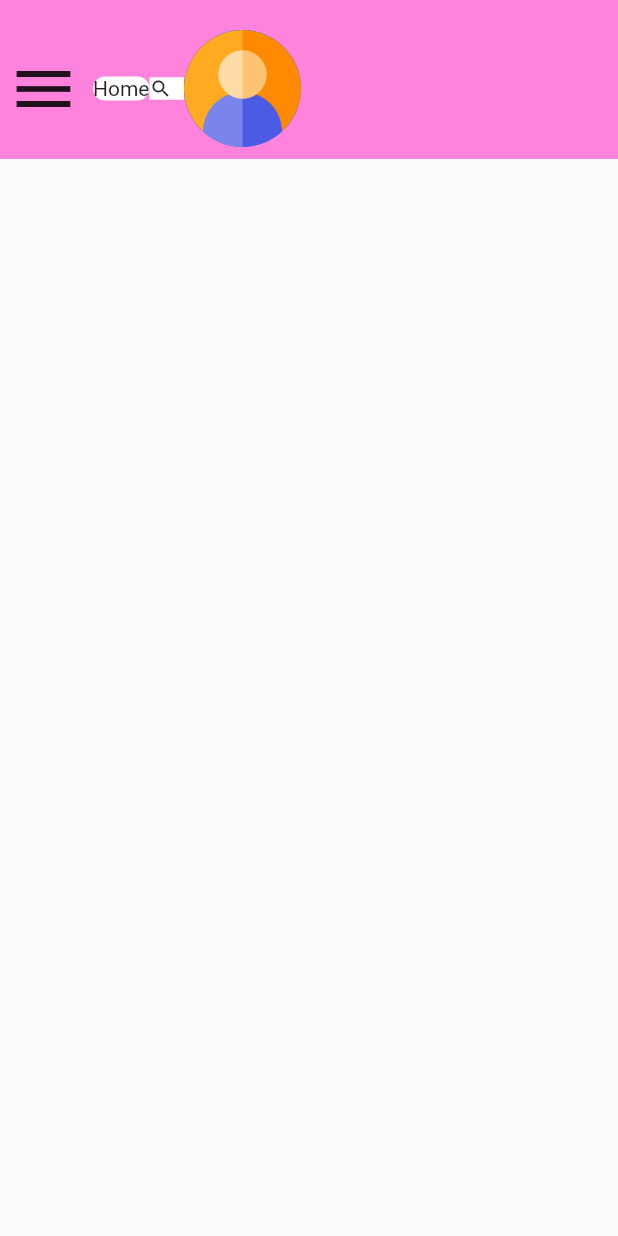
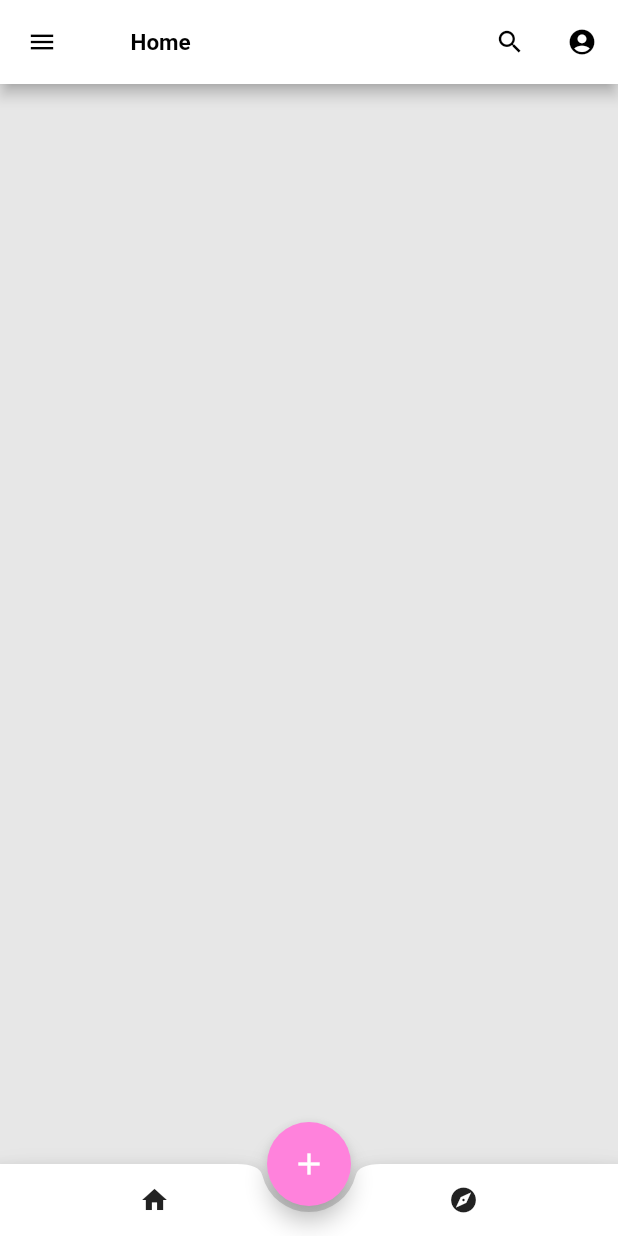
Before and after one commit to Thinc-Cu-Stack-Exchange/cu_problem_exchange, a Flutter app: the screen it shows after launch, on a phone screen of 412 x 824 dp. Run offline on Flutter 3.47's test engine with Material 2 defaults, Android fonts, the phone set to English and light mode, and no system bars; our stand-ins replace get.

Commit message:
final appbar 1

```diff
--- a/lib/main.dart
+++ b/lib/main.dart
@@ -2,6 +2,6 @@ import 'package:flutter/material.dart';
 import 'package:get/get.dart';
 import 'package:cu_problem_exchange/page/home.dart';
 
-void main() => runApp(MaterialApp(
+void main() => runApp(const MaterialApp(
   home : Home()
 ));
--- a/lib/page/home.dart
+++ b/lib/page/home.dart
@@ -1,24 +1,26 @@
 import 'package:flutter/material.dart';
 import 'package:cu_problem_exchange/widget/tabbar.dart';
-class Home extends StatefulWidget {
+
+class Home extends StatelessWidget {
   const Home({Key? key}) : super(key: key);
-
-  @override
-  State<Home> createState() => _HomeState();
-}
-
-class _HomeState extends State<Home> {
   @override
   Widget build(BuildContext context) {
     return Scaffold(
-      body: SafeArea(
-        child: Column(
-          children: const [
-            Topbar(tag: 'Home'),
+      appBar: CustomTopBar(tag: 'Home',),
+      drawer: Drawer(
 
-          ],
+      ),
+      bottomNavigationBar: CustomBotBar(),
+
+      backgroundColor: Color(0xffE7E7E7),
+      floatingActionButtonLocation: FloatingActionButtonLocation.centerDocked,
+      floatingActionButton: FloatingActionButton(
+        child : Icon(
+          Icons.add,
         ),
-      ),
+        onPressed: (){},
+        backgroundColor: Color(0xffff82dc),
+      )
     );
   }
 }
--- a/lib/widget/tabbar.dart
+++ b/lib/widget/tabbar.dart
@@ -1,64 +1,106 @@
 import 'package:flutter/material.dart';
 
-class Topbar extends StatelessWidget {
+class CustomTopBar extends StatelessWidget implements PreferredSizeWidget {
   final String tag;
-  const Topbar({super.key, required this.tag});
+  final double height;
+
+  CustomTopBar({
+    required this.tag,
+    this.height = kToolbarHeight,
+  });
+
+  @override
+  Size get preferredSize => Size.fromHeight(height);
+
   @override
   Widget build(BuildContext context) {
-    return Container(
-      color: Color(0xffff82dc),
-      padding: const EdgeInsets.fromLTRB(5.0, 20.0, 12.0, 8.0),
-      child: Row(
-        children: [
-          const Icon(
-            Icons.menu,
-            size: 48.0,
-          ),
-          const SizedBox(
-            width: 9,
-          ),
-          Row(
-            children: [
-              Expanded(
-                flex: 2,
-                child: Container(
+    return AppBar(
+      backgroundColor: Color(0xffffffff),
+      title: Container(
         decoration: BoxDecoration(
-                    color: const Color(0xffFFFFFF),
+            color: const Color(0xffffffff),
             borderRadius: BorderRadius.circular(18),
-                  ),
+            border: Border.all(width: 0, color: Color(0))),
+        child: Padding(
+          padding: EdgeInsets.fromLTRB(15, 10, 15, 10),
           child: Text(
             tag,
+            style: const TextStyle(
+              fontSize: 15,
+              fontWeight: FontWeight.w600,
+              color: Color(0xff000000),
             ),
           ),
         ),
-              const Expanded(
-                flex: 2,
-                child: SizedBox(
+      ),
+      leading: IconButton(
+        padding: EdgeInsets.all(4),
+        icon: Icon(
+          Icons.menu,
+          color: Color(0xff000000),
+        ),
+        iconSize: 20,
+        onPressed: () => Scaffold.of(context).openDrawer(),
+      ),
+      actions: [
+        IconButton(
+          padding: EdgeInsets.all(4),
+          onPressed: () {},
+          icon: Icon(
+            Icons.search,
+            color: Color(0xff000000),
+          ),
+          iconSize: 20,
 
         ),
+        IconButton(
+          padding: EdgeInsets.all(4),
+          onPressed: () {},
+          icon: Icon(
+            Icons.account_circle,
+            color: Color(0xff000000),
           ),
-              Expanded(
-                flex: 3,
-                child: Container(
-                  decoration: const BoxDecoration(
-                    color: Color(0xffFFFFFF),
-                  ),
-                  alignment: Alignment.centerRight,
-                  padding: const EdgeInsets.fromLTRB(0.0, 0.0, 8.0, 0.0),
-                  child: const Icon(
-                    Icons.search,
-                    size: 15,
-                  ),
-                ),
+          iconSize: 20,
         ),
       ],
-          ),
-          const CircleAvatar(
-            radius: 39,
-            backgroundImage: AssetImage('asset/sample_user.png'),
-          )
-        ],
-      ),
     );
   }
 }
+
+class CustomBotBar extends StatelessWidget implements PreferredSizeWidget {
+  final double height;
+
+  CustomBotBar({
+    this.height = kToolbarHeight,
+  });
+
+  @override
+  Size get preferredSize => Size.fromHeight(height);
+
+  @override
+  Widget build(BuildContext context) {
+    return BottomAppBar(
+        shape: CircularNotchedRectangle(),
+        color: Color(0xffffffff),
+        child: Row(
+          mainAxisAlignment: MainAxisAlignment.spaceEvenly,
+          children: [
+            IconButton(
+                onPressed: () {},
+                icon: Icon(
+                  Icons.home,
+                  size: 20,
+                )),
+            SizedBox(
+              width: 0,
+            ),
+            IconButton(
+                onPressed: () {},
+                icon: Icon(
+                  Icons.explore,
+                  size: 20,
+                ))
+          ],
+        ));
+  }
+}
--- a/pubspec.yaml
+++ b/pubspec.yaml
@@ -62,8 +62,8 @@ flutter:
   uses-material-design: true
 
   # To add assets to your application, add an assets section, like this:
-  assets:
-    - asset/sample_user.png
+  # assets:
+  #  - asset/sample_user.png
 
   # An image asset can refer to one or more resolution-specific "variants", see
   # https://flutter.dev/assets-and-images/#resolution-aware
```
Also changed, not shown: asset/calculator.png (deleted), asset/camera.png (deleted), asset/comment.png (deleted), asset/direction.png (deleted), asset/down-arrow-fill.png (deleted), asset/down-arrow.png (deleted), asset/home.png (deleted), asset/image.png (deleted), asset/loupe.png (deleted), asset/menu.png (deleted), asset/plus.png (deleted), asset/sample_user.png (deleted), asset/up-arrow-fill.png (deleted), asset/up-arrow.png (deleted), 1 more files. Lines whose indentation alone changed are shown as unchanged.
